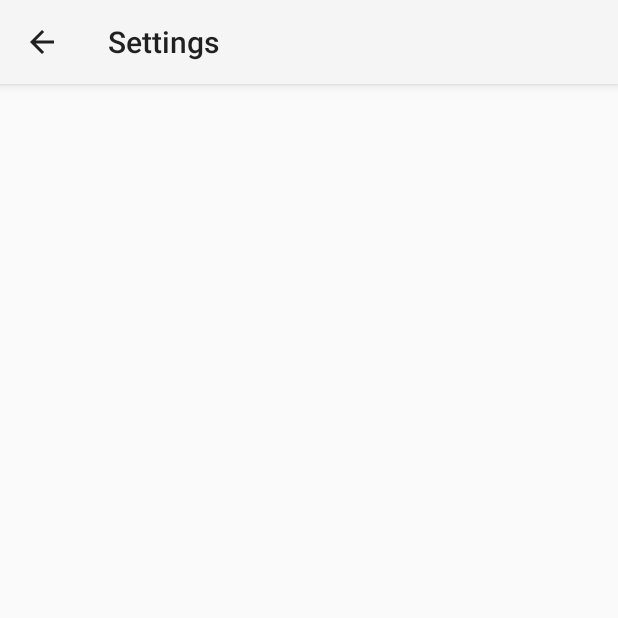
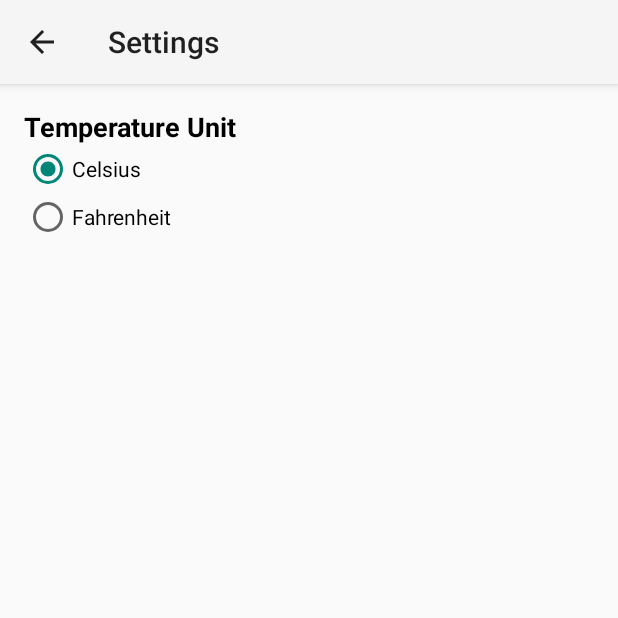
Before and after one commit to willeccles/weathermaster, an Android app: the SettingsActivity screen opened directly, with no data from a screen before it, on a phone screen of 412 x 824 dp, the top half of it. Run offline under Robolectric (Android 15) with nearby library versions, the phone set to English and light mode, and no system bars.

Commit message:
maybed added settings

```diff
--- a/app/src/main/java/me/willeccles/weathermaster/SettingsActivity.java
+++ b/app/src/main/java/me/willeccles/weathermaster/SettingsActivity.java
@@ -1,11 +1,19 @@
 package me.willeccles.weathermaster;
 
+import android.content.Context;
+import android.content.SharedPreferences;
+import android.provider.MediaStore;
 import android.support.v7.app.AppCompatActivity;
 import android.os.Bundle;
 import android.support.v7.widget.Toolbar;
 import android.view.Menu;
+import android.view.View;
+import android.widget.RadioButton;
+import android.widget.RadioGroup;
 
 public class SettingsActivity extends AppCompatActivity {
+	private SharedPreferences sharedPrefs;
+	private int lastPref = -1;
 
 	@Override
 	protected void onCreate(Bundle savedInstanceState) {
@@ -15,6 +23,29 @@ public class SettingsActivity extends AppCompatActivity {
 		myToolbar.setTitle("Settings");
 		setSupportActionBar(myToolbar);
 		getSupportActionBar().setDisplayHomeAsUpEnabled(true);
+		sharedPrefs = getSharedPreferences(getString(R.string.prefFileKey), Context.MODE_PRIVATE);
+		RadioGroup rg = findViewById(R.id.radioGroup);
+		lastPref = sharedPrefs.getInt(getString(R.string.unitPrefKey), WeatherWorker.C);
+		if (lastPref == WeatherWorker.C) {
+			rg.check(R.id.celsiusButton);
+		} else {
+			rg.check(R.id.fahrenheitButton);
+		}
+	}
+
+	protected void radioClicked(View v) {
+		RadioGroup rg = findViewById(R.id.radioGroup);
+		if (rg.getCheckedRadioButtonId() == R.id.fahrenheitButton && lastPref == WeatherWorker.C) {
+			SharedPreferences.Editor editor = sharedPrefs.edit();
+			editor.putInt(getString(R.string.unitPrefKey), WeatherWorker.F);
+			editor.apply();
+		} else if (rg.getCheckedRadioButtonId() == R.id.celsiusButton && lastPref == WeatherWorker.F) {
+			SharedPreferences.Editor editor = sharedPrefs.edit();
+			editor.putInt(getString(R.string.unitPrefKey), WeatherWorker.C);
+			editor.apply();
+		} else {
+			return;
+		}
 	}
 
 	@Override
--- a/app/src/main/res/layout/activity_settings.xml
+++ b/app/src/main/res/layout/activity_settings.xml
@@ -15,4 +15,44 @@
         android:theme="@style/ThemeOverlay.AppCompat.ActionBar"
         app:popupTheme="@style/ThemeOverlay.AppCompat.Light"/>
 
+    <RadioGroup
+        android:id="@+id/radioGroup"
+        android:layout_width="0dp"
+        android:layout_height="wrap_content"
+        android:layout_marginEnd="16dp"
+        android:layout_marginStart="16dp"
+        android:layout_marginTop="16dp"
+        android:checkedButton="@+id/celsiusButton"
+        app:layout_constraintEnd_toEndOf="parent"
+        app:layout_constraintStart_toStartOf="parent"
+        app:layout_constraintTop_toBottomOf="@+id/my_toolbar">
+
+        <TextView
+            android:id="@+id/textView"
+            android:layout_width="wrap_content"
+            android:layout_height="wrap_content"
+            android:layout_weight="1"
+            android:text="Temperature Unit"
+            android:textColor="#000000"
+            android:textSize="18sp"
+            android:textStyle="bold" />
+
+        <RadioButton
+            android:id="@+id/celsiusButton"
+            android:layout_width="match_parent"
+            android:layout_height="wrap_content"
+            android:layout_weight="1"
+            android:onClick="radioClicked"
+            android:text="Celsius" />
+
+        <RadioButton
+            android:id="@+id/fahrenheitButton"
+            android:layout_width="match_parent"
+            android:layout_height="wrap_content"
+            android:layout_weight="1"
+            android:onClick="radioClicked"
+            android:text="Fahrenheit" />
+
+    </RadioGroup>
+
 </android.support.constraint.ConstraintLayout>
```
